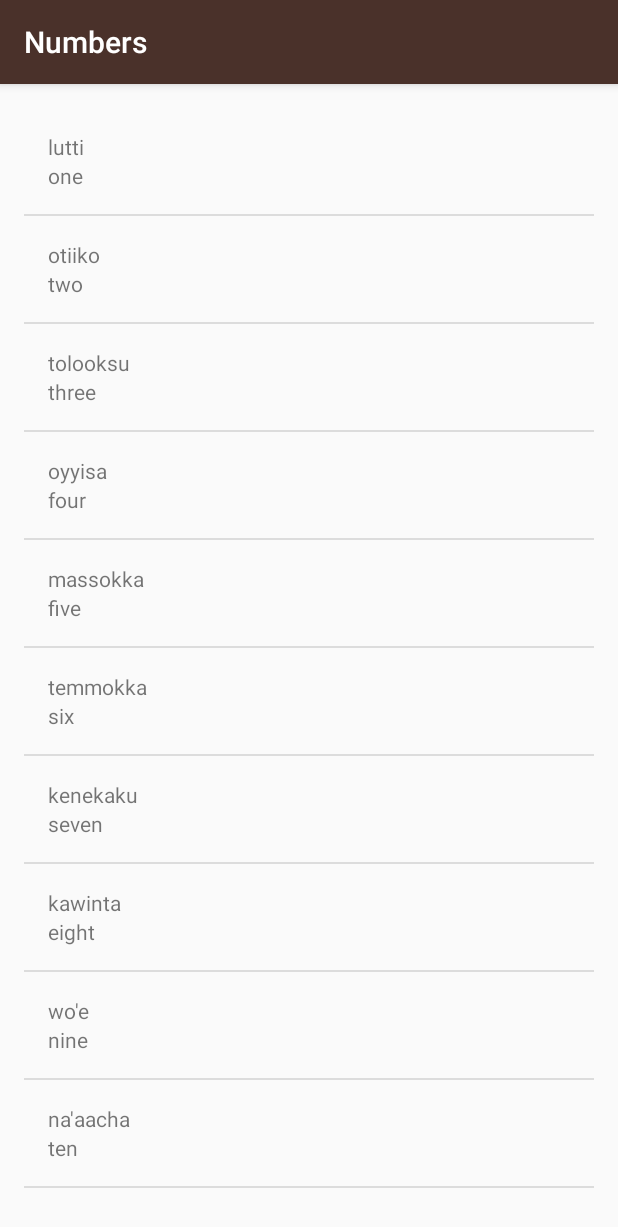
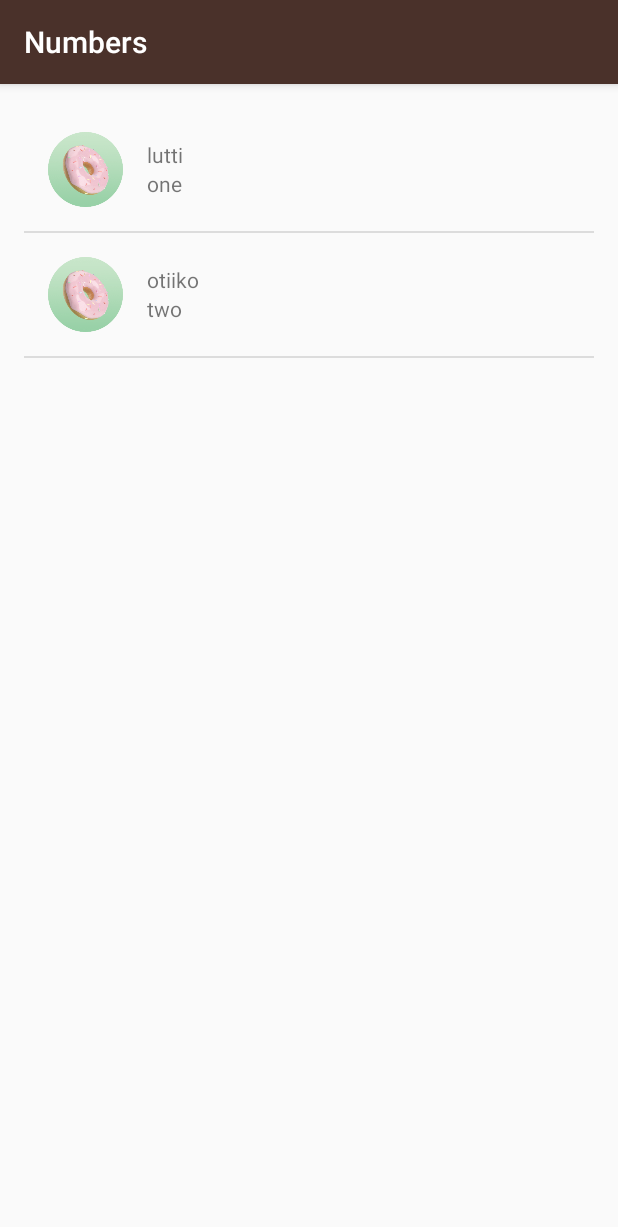
Before and after one commit to jim4318r/miwok, an Android app: the NumbersActivity screen opened directly, with no data from a screen before it, on a phone screen of 412 x 824 dp. Shown: the top 1227 px of the screen. Run offline under Robolectric (Android 15) with nearby library versions, the phone set to English and light mode, and no system bars.

Commit message:
lesson 4 quiz at step 4

```diff
--- a/app/src/main/java/com/example/android/miwok/NumbersActivity.java
+++ b/app/src/main/java/com/example/android/miwok/NumbersActivity.java
@@ -5,6 +5,7 @@ import android.os.Bundle;
 import android.widget.ListView;
 
 import java.util.ArrayList;
+
 
 public class NumbersActivity extends AppCompatActivity {
 
@@ -14,8 +15,9 @@ public class NumbersActivity extends AppCompatActivity {
         setContentView(R.layout.word_list);
 
         ArrayList<Word> words = new ArrayList<Word>();
-        words.add(new Word("one","lutti"));
-        words.add(new Word("two","otiiko"));
+        words.add(new Word("one","lutti", R.drawable.donut));
+        words.add(new Word("two","otiiko", R.drawable.donut));
+        /*
         words.add(new Word("three","tolooksu"));
         words.add(new Word("four","oyyisa"));
         words.add(new Word("five","massokka"));
@@ -24,6 +26,7 @@ public class NumbersActivity extends AppCompatActivity {
         words.add(new Word("eight","kawinta"));
         words.add(new Word("nine","wo'e"));
         words.add(new Word("ten","na'aacha"));
+        */
 
 
 
--- a/app/src/main/java/com/example/android/miwok/Word.java
+++ b/app/src/main/java/com/example/android/miwok/Word.java
@@ -13,9 +13,13 @@ public class Word {
     /** Miwok translations for the word */
     private String mMiwokTranslation;
 
-    public Word(String defaultTranslation, String miwokTranslation) {
+    //drawable resource id
+    private int mImageResourceId;
+
+    public Word(String defaultTranslation, String miwokTranslation, int imageResourceId) {
         mDefaultTranslation = defaultTranslation;
         mMiwokTranslation = miwokTranslation;
+        mImageResourceId = imageResourceId;
     }
 
     /**
@@ -31,4 +35,8 @@ public class Word {
     public String getMiwokTranslation() {
         return mMiwokTranslation;
     }
+
+    public int getImageResourceId() {
+        return mImageResourceId;
+    }
 }
--- a/app/src/main/java/com/example/android/miwok/WordAdapter.java
+++ b/app/src/main/java/com/example/android/miwok/WordAdapter.java
@@ -1,6 +1,7 @@
 package com.example.android.miwok;
 
 import android.app.Activity;
+import android.provider.ContactsContract;
 import android.support.annotation.NonNull;
 import android.support.annotation.Nullable;
 import android.view.View;
@@ -12,9 +13,7 @@ import android.widget.TextView;
 
 import java.util.ArrayList;
 
-import static com.example.android.miwok.R.id.miwok_text_view;
-
-/**
+/*
  * Created by jimr on 8/9/2017.
  */
 
@@ -51,6 +50,8 @@ public class WordAdapter extends ArrayAdapter<Word> {
         defaultText.setText(currentWord.getDefaultTranslation());
          // Return the whole list item layout (containing 2 TextViews and an ImageView)
          // so that it can be shown in the ListView
+        ImageView iconView = (ImageView) listItemView.findViewById(R.id.list_item_icon);
+        iconView.setImageResource(currentWord.getImageResourceId());
          return listItemView;
     }
 
--- a/app/src/main/res/layout/list_item.xml
+++ b/app/src/main/res/layout/list_item.xml
@@ -1,5 +1,4 @@
-<?xml version="1.0" encoding="utf-8"?>
-<!-- Copyright (C) 2016 The Android Open Source Project
+<?xml version="1.0" encoding="utf-8"?><!-- Copyright (C) 2016 The Android Open Source Project
 
      Licensed under the Apache License, Version 2.0 (the "License");
      you may not use this file except in compliance with the License.
@@ -12,25 +11,38 @@
      WITHOUT WARRANTIES OR CONDITIONS OF ANY KIND, either express or implied.
      See the License for the specific language governing permissions and
      limitations under the License.
--->
-<!-- Layout for a single list item -->
+--><!-- Layout for a single list item -->
 <LinearLayout xmlns:android="http://schemas.android.com/apk/res/android"
-    xmlns:tools="http://schemas.android.com/tools"
     android:layout_width="match_parent"
-    android:layout_height="match_parent"
-    android:orientation="vertical"
+    android:layout_height="wrap_content"
+    android:gravity="center_vertical"
+    android:minHeight="?android:attr/listPreferredItemHeight"
+    android:orientation="horizontal"
     android:padding="16dp">
 
-    <TextView
-        android:id="@+id/miwok_text_view"
-        android:layout_width="match_parent"
+    <ImageView
+        android:id="@+id/list_item_icon"
+        android:layout_width="50dp"
+        android:layout_height="50dp" />
+
+    <LinearLayout
+        android:layout_width="0dp"
         android:layout_height="wrap_content"
-        tools:text="lutti" />
+        android:layout_weight="1"
+        android:orientation="vertical"
+        android:paddingLeft="16dp">
 
-    <TextView
-        android:id="@+id/default_text_view"
-        android:layout_width="match_parent"
-        android:layout_height="wrap_content"
-        tools:text="one" />
+
+        <TextView
+            android:id="@+id/miwok_text_view"
+            android:layout_width="wrap_content"
+            android:layout_height="wrap_content"/>
+
+        <TextView
+            android:id="@+id/default_text_view"
+            android:layout_width="wrap_content"
+            android:layout_height="wrap_content"/>
+
+    </LinearLayout>
 
 </LinearLayout>
```
Also changed, not shown: app/src/main/res/drawable/donut.png (added), app/src/main/res/drawable/ic_launcher.png (added).
